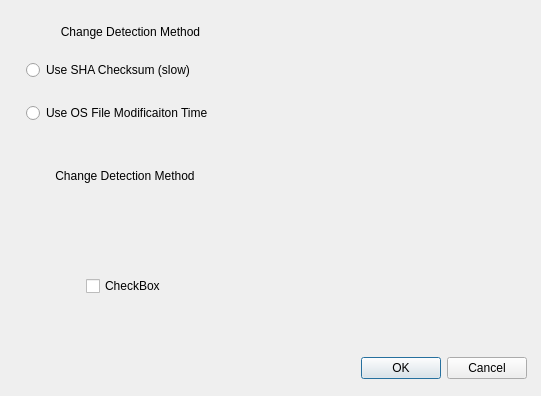
This is gui/settings_window.ui in minorsecond/ivcs as Qt 5 draws it before an edit. The edited form follows.
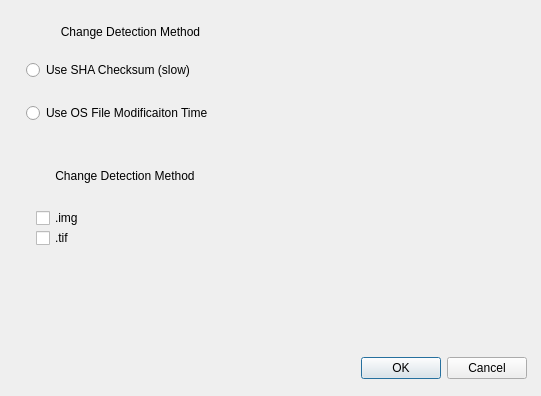
This is the edited form.

Commit message:
IVCS-4 Create main window
Modified GUI

Diff of the .ui file:
```diff
--- a/gui/settings_window.ui
+++ b/gui/settings_window.ui
@@ -90,14 +90,27 @@
   <widget class="QCheckBox" name="checkBox">
    <property name="geometry">
     <rect>
-     <x>86</x>
-     <y>276</y>
-     <width>213</width>
+     <x>36</x>
+     <y>208</y>
+     <width>103</width>
      <height>20</height>
     </rect>
    </property>
    <property name="text">
-    <string>CheckBox</string>
+    <string>.img</string>
+   </property>
+  </widget>
+  <widget class="QCheckBox" name="checkBox_2">
+   <property name="geometry">
+    <rect>
+     <x>36</x>
+     <y>228</y>
+     <width>103</width>
+     <height>20</height>
+    </rect>
+   </property>
+   <property name="text">
+    <string>.tif</string>
    </property>
   </widget>
  </widget>
```
The commit also changes 2 other files.
